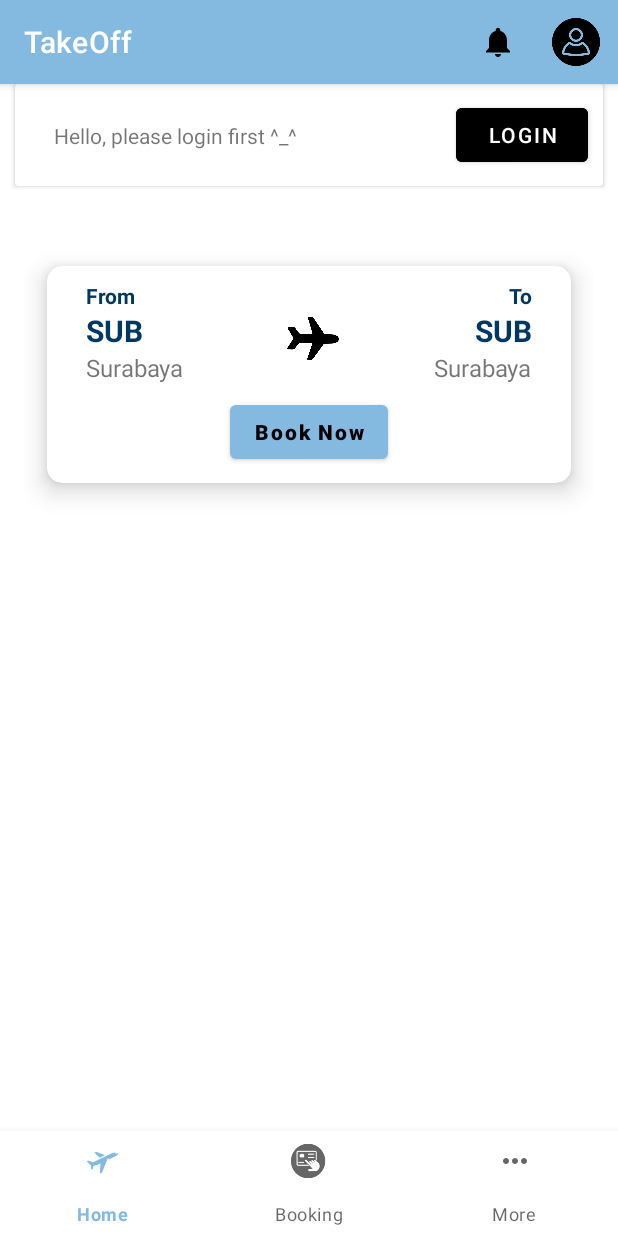
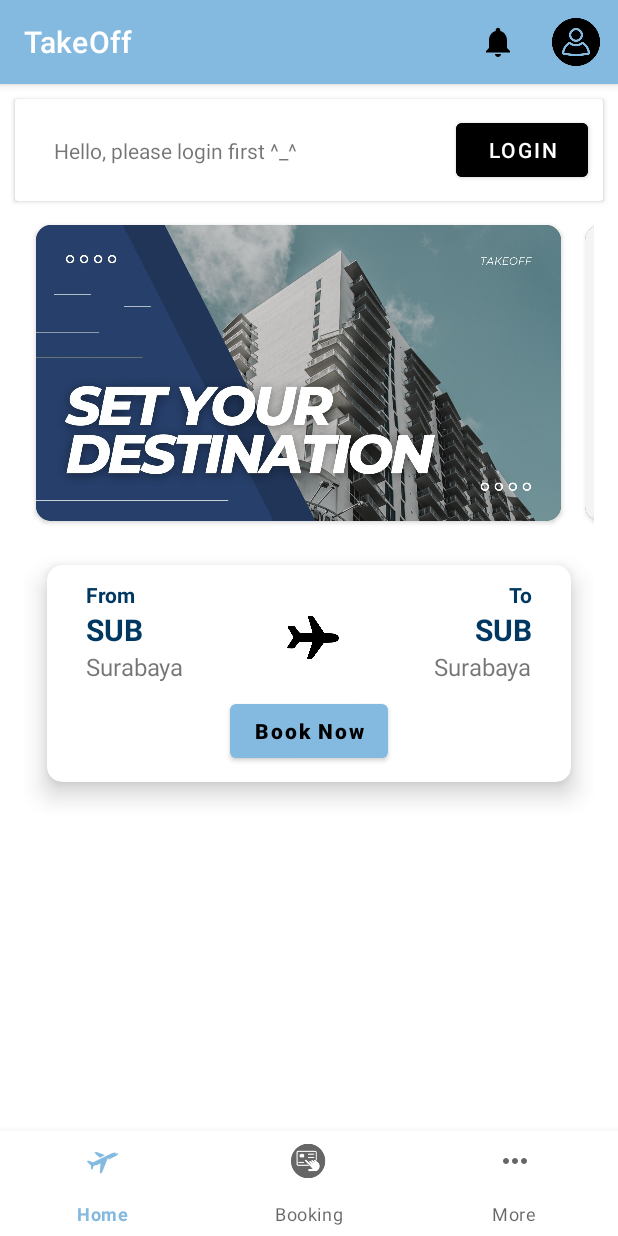
Before and after one commit to AceLysnd/FP-AND-C11, an Android app: the screen it shows after launch (HomeActivity), on a phone screen of 412 x 824 dp. Run offline under Robolectric (Android 15) with nearby library versions, the phone set to English and light mode, and no system bars; our stand-ins replace Dagger/Hilt's generated code, Room's generated code.

Commit message:
Added scrollview promo

```diff
--- a/app/src/main/res/layout/activity_home.xml
+++ b/app/src/main/res/layout/activity_home.xml
@@ -18,8 +18,11 @@
             android:layout_width="match_parent"
             android:layout_height="wrap_content"
             android:layout_margin="10dp"
+            android:layout_marginTop="8dp"
             android:visibility="visible"
             app:cardBackgroundColor="@color/white"
+            app:layout_constraintStart_toStartOf="parent"
+            app:layout_constraintTop_toTopOf="parent"
             tools:ignore="MissingConstraints">
 
             <androidx.constraintlayout.widget.ConstraintLayout
--- a/app/src/main/res/layout/fragment_home.xml
+++ b/app/src/main/res/layout/fragment_home.xml
@@ -4,7 +4,7 @@
     xmlns:tools="http://schemas.android.com/tools"
     android:layout_width="match_parent"
     android:layout_height="match_parent"
-    android:padding="16dp"
+    android:paddingHorizontal="16dp"
     tools:context=".ui.view.HomeFragment">
 
     <androidx.constraintlayout.widget.ConstraintLayout
@@ -21,8 +21,8 @@
             app:layout_constraintTop_toTopOf="parent" />
 
         <TextView
+            android:id="@+id/tvUsername"
             style="@style/Username"
-            android:id="@+id/tvUsername"
             android:layout_width="wrap_content"
             android:layout_height="wrap_content"
             android:layout_marginStart="8dp"
@@ -31,30 +31,90 @@
             app:layout_constraintStart_toEndOf="@+id/hi"
             app:layout_constraintTop_toTopOf="parent" />
 
-        <ScrollView
+        <HorizontalScrollView
             android:id="@+id/scrollView2"
-            android:layout_width="match_parent"
+            android:layout_width="wrap_content"
             android:layout_height="wrap_content"
             android:orientation="horizontal"
             app:layout_constraintStart_toStartOf="parent"
-            app:layout_constraintTop_toBottomOf="@+id/tvUsername">
+            app:layout_constraintTop_toBottomOf="@id/tvUsername">
 
-            <androidx.recyclerview.widget.RecyclerView
-                android:id="@+id/rv_upcoming_movies"
+            <LinearLayout
                 android:layout_width="wrap_content"
                 android:layout_height="wrap_content"
-                android:layout_marginTop="8dp"
-                android:clipToPadding="false"
-                android:paddingStart="16dp"
-                android:paddingEnd="16dp" />
-        </ScrollView>
+                android:orientation="horizontal">
+
+                <androidx.cardview.widget.CardView
+                    android:layout_width="350dp"
+                    android:layout_height="197dp"
+                    android:layout_margin="8dp"
+                    android:layout_marginEnd="8dp"
+                    android:backgroundTint="@color/gray"
+                    app:cardCornerRadius="10dp">
+
+                    <ImageView
+                        android:id="@+id/item_promo"
+                        android:layout_width="match_parent"
+                        android:layout_height="match_parent"
+                        android:src="@drawable/promo1" />
+                </androidx.cardview.widget.CardView>
+
+                <androidx.cardview.widget.CardView
+                    android:layout_width="350dp"
+                    android:layout_height="197dp"
+                    android:layout_margin="8dp"
+                    android:layout_marginEnd="8dp"
+                    android:backgroundTint="@color/gray"
+                    app:cardCornerRadius="10dp">
+
+                    <ImageView
+                        android:id="@+id/item_promo2"
+                        android:layout_width="match_parent"
+                        android:layout_height="match_parent"
+                        android:src="@drawable/promo2" />
+                </androidx.cardview.widget.CardView>
+
+                <androidx.cardview.widget.CardView
+                    android:layout_width="350dp"
+                    android:layout_height="197dp"
+                    android:layout_margin="8dp"
+                    android:layout_marginEnd="8dp"
+                    android:backgroundTint="@color/gray"
+                    app:cardCornerRadius="10dp">
+
+                    <ImageView
+                        android:id="@+id/item_promo3"
+                        android:layout_width="match_parent"
+                        android:layout_height="match_parent"
+                        android:src="@drawable/promo3" />
+                </androidx.cardview.widget.CardView>
+
+                <androidx.cardview.widget.CardView
+                    android:layout_width="350dp"
+                    android:layout_height="197dp"
+                    android:layout_margin="8dp"
+                    android:layout_marginEnd="8dp"
+                    android:backgroundTint="@color/gray"
+                    app:cardCornerRadius="10dp">
+
+                    <ImageView
+                        android:id="@+id/item_promo4"
+                        android:layout_width="match_parent"
+                        android:layout_height="match_parent"
+                        android:src="@drawable/promo4" />
+                </androidx.cardview.widget.CardView>
+
+            </LinearLayout>
+
+        </HorizontalScrollView>
+
 
         <androidx.cardview.widget.CardView
             android:layout_width="match_parent"
             android:layout_height="wrap_content"
+            app:cardBackgroundColor="@color/white"
+            app:cardCornerRadius="10dp"
             app:cardElevation="10dp"
-            app:cardCornerRadius="10dp"
-            app:cardBackgroundColor="@color/white"
             app:cardMaxElevation="12dp"
             app:cardPreventCornerOverlap="true"
             app:cardUseCompatPadding="true"
--- a/app/src/main/res/layout/item_home_promo.xml
+++ b/app/src/main/res/layout/item_home_promo.xml
@@ -11,5 +11,5 @@
         android:id="@+id/item_promo"
         android:layout_width="match_parent"
         android:layout_height="match_parent"
-        android:src="@drawable/kota_ic"/>
+        android:src="@drawable/promo1"/>
 </androidx.cardview.widget.CardView>
```
Also changed, not shown: app/src/main/res/drawable/promo1.jpg (added), app/src/main/res/drawable/promo2.jpg (added), app/src/main/res/drawable/promo3.jpg (added), app/src/main/res/drawable/promo4.jpg (added).
